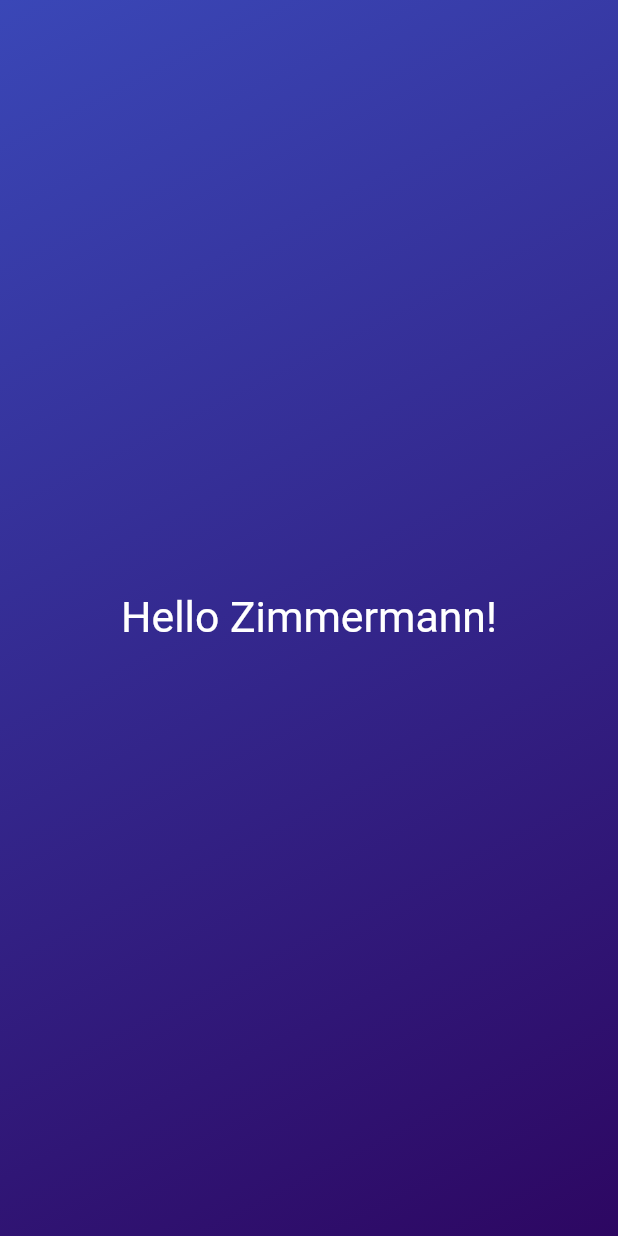
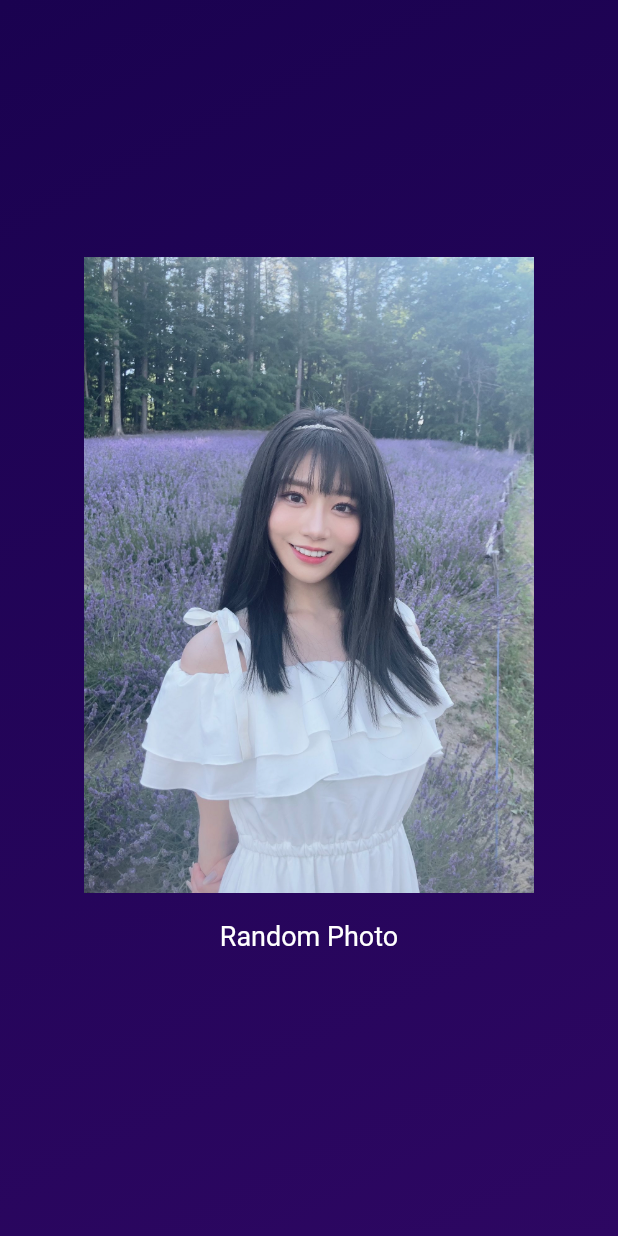
Before and after one commit to raison4645/flutter_course, a Flutter app: the screen it shows after launch, on a phone screen of 412 x 824 dp. Run offline on Flutter 3.47's test engine with Material 2 defaults, Android fonts, the phone set to English and light mode, and no system bars.

Commit message:
Section2-finished

```diff
--- a/lib/gradient_container.dart
+++ b/lib/gradient_container.dart
@@ -1,5 +1,5 @@
 import 'package:flutter/material.dart';
-import 'package:second_flutter_app/styled_text.dart';
+import 'package:second_flutter_app/random_photo.dart';
 
 const startAlignment = Alignment.topLeft;
 const endAlignment = Alignment.bottomRight;
@@ -7,7 +7,11 @@ const endAlignment = Alignment.bottomRight;
 //Widget is the type declaration
 class GradientContainer extends StatelessWidget {
   //constructor function
-  const GradientContainer({super.key});
+  const GradientContainer(this.color1, this.color2, {super.key});
+
+  // List can still be edit in final
+  final Color color1;
+  final Color color2;
 
   @override // Annotation, not required but recommended to at this
   Widget build(context) {
@@ -15,17 +19,16 @@ class GradientContainer extends StatelessWidget {
     return Container(
       // the const in the constructor means the whole widget is unchangable?
       // if a const widget contains var value, it will throw error
-      decoration: const BoxDecoration(
+      decoration: BoxDecoration(
         gradient: LinearGradient(
-          colors: [
-            Color.fromRGBO(58, 71, 183, 1),
-            Color.fromARGB(255, 45, 7, 98)
-          ],
+          colors: [color1, color2],
           begin: startAlignment,
           end: endAlignment,
         ),
       ),
-      child: const Center(child: StyledText('Hello Zimmermann!')),
+      child: const Center(
+        child: RandomPhoto(),
+      ),
     );
   }
 }
--- a/lib/main.dart
+++ b/lib/main.dart
@@ -11,7 +11,10 @@ void main() {
   runApp(
     const MaterialApp(
       home: Scaffold(
-        body: GradientContainer(),
+        body: GradientContainer(
+          Color.fromARGB(255, 26, 2, 80),
+          Color.fromARGB(255, 45, 7, 98),
+        ),
       ),
     ),
   );
--- /dev/null
+++ b/lib/random_photo.dart
@@ -0,0 +1,40 @@
+import 'dart:math';
+import 'package:flutter/material.dart';
+
+class RandomPhoto extends StatefulWidget {
+  const RandomPhoto({super.key});
+
+  @override
+  State<RandomPhoto> createState() {
+    return _RandomPhotoState();
+  }
+}
+
+class _RandomPhotoState extends State<RandomPhoto> {
+  int currentPhotoId = 2;
+
+  void randomPhoto() {
+    setState(() {
+      currentPhotoId = Random().nextInt(5) + 1;
+    });
+  }
+
+  @override
+  Widget build(context) {
+    return Column(mainAxisSize: MainAxisSize.min, children: [
+      Image.asset(
+        'assets/images/ca$currentPhotoId.jpg',
+        width: 300,
+      ),
+      TextButton(
+        onPressed: randomPhoto,
+        style: TextButton.styleFrom(
+          padding: const EdgeInsets.all(18),
+          foregroundColor: Colors.white,
+          textStyle: const TextStyle(fontSize: 18),
+        ),
+        child: const Text('Random Photo'),
+      ),
+    ]);
+  }
+}
```
Also changed, not shown: pubspec.yaml (+6 -3 lines), assets/images/ca1.jpg (added), assets/images/ca2.jpg (added), assets/images/ca3.jpg (added), assets/images/ca4.jpg (added), assets/images/ca5.jpg (added).
